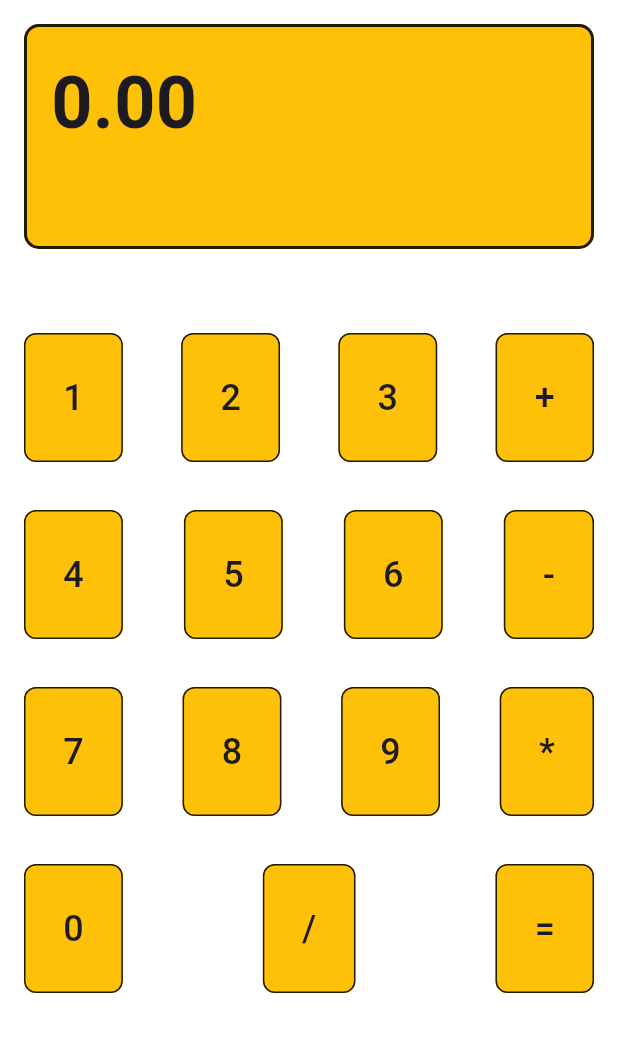
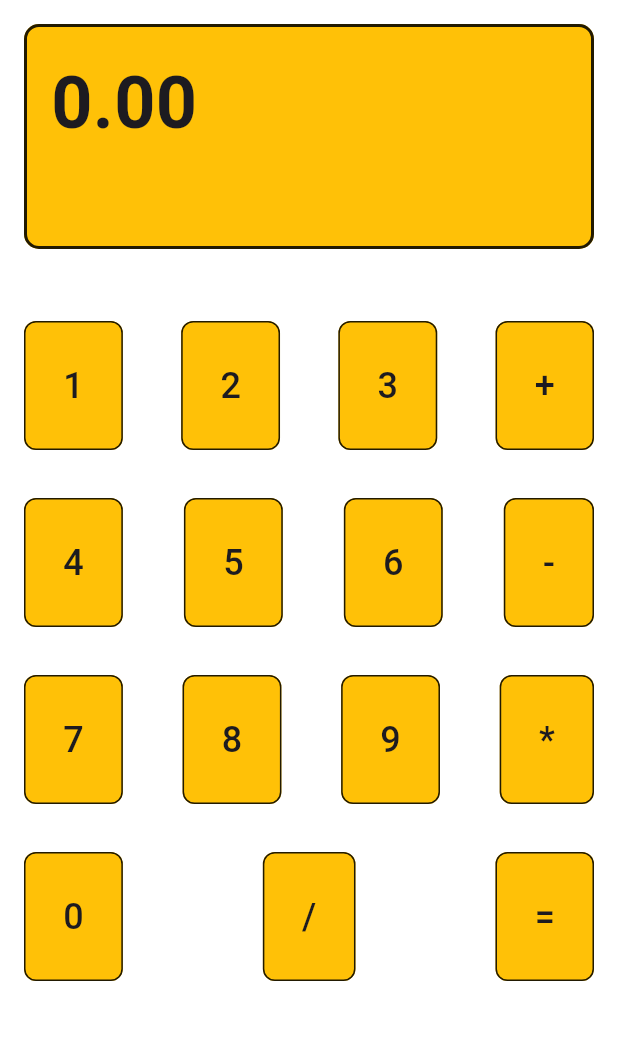
Before and after one commit to Rejsal1234/calculator_app, a Flutter app: the screen it shows after launch, on a phone screen of 412 x 824 dp, the part 84-1136 px from its top. Run offline on Flutter 3.47's test engine with Material 3 defaults, Android fonts, the phone set to English and light mode, and no system bars.

Commit message:
Updated main.dart

```diff
--- a/lib/main.dart
+++ b/lib/main.dart
@@ -68,7 +68,7 @@ class _CalculatorUIState extends State<CalculatorUI> {
             ),
           ),
           const SizedBox(
-            height: 24.0,
+            height: 16.0,
           ),
           Container(
             padding: const EdgeInsets.all(16.0),
```
